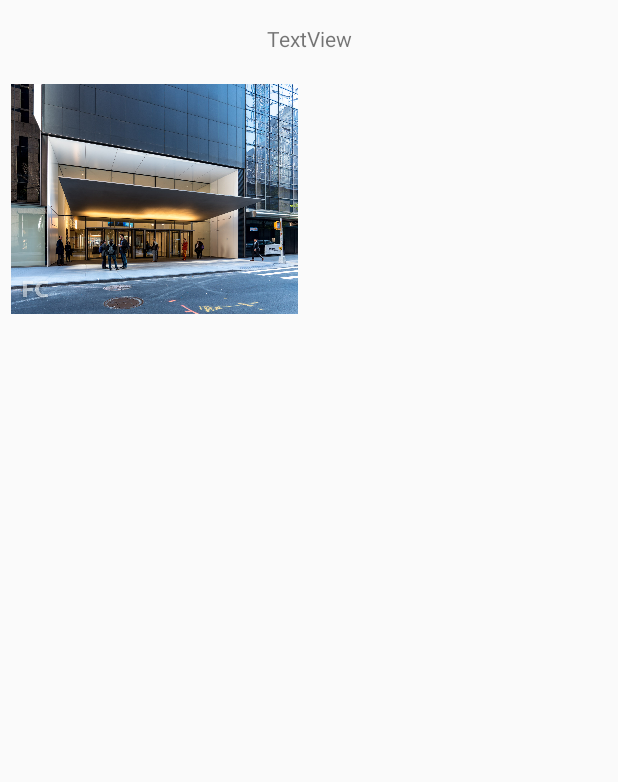
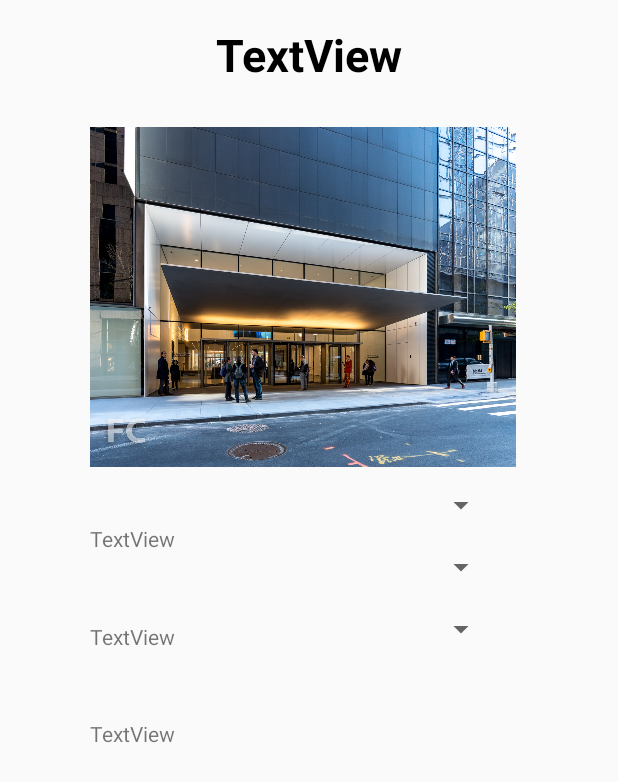
Before and after one commit to iJaddu/CS213_Project5, an Android app: the layout activity_ticket.xml on its own in the app's theme, with its tools: preview values and no code run, on a phone screen of 412 x 824 dp. Shown: the top 782 px of the screen. Run offline under Robolectric (Android 15) with nearby library versions, the light colour scheme and no system bars.

Commit message:
Added implementation for second screen based on museum choice in first screen

```diff
--- a/app/build.gradle
+++ b/app/build.gradle
@@ -26,6 +26,7 @@ dependencies {
     implementation fileTree(dir: "libs", include: ["*.jar"])
     implementation 'androidx.appcompat:appcompat:1.1.0'
     implementation 'androidx.constraintlayout:constraintlayout:1.1.3'
+    implementation 'com.google.android.material:material:1.2.1'
     testImplementation 'junit:junit:4.12'
     androidTestImplementation 'androidx.test.ext:junit:1.1.1'
     androidTestImplementation 'androidx.test.espresso:espresso-core:3.2.0'
--- a/app/src/main/res/layout/activity_ticket.xml
+++ b/app/src/main/res/layout/activity_ticket.xml
@@ -8,17 +8,66 @@
         tools:context=".TicketActivity">
 
     <ImageView
-            android:layout_width="198dp"
-            android:layout_height="153dp" tools:srcCompat="@drawable/moma" android:id="@+id/museumImage"
+            android:layout_width="284dp"
+            android:layout_height="236dp" tools:srcCompat="@drawable/moma" android:id="@+id/museumImage"
             app:layout_constraintStart_toStartOf="parent"
-            android:layout_marginLeft="4dp" android:layout_marginStart="4dp" app:layout_constraintTop_toTopOf="parent"
-            android:layout_marginTop="56dp" android:layout_marginBottom="17dp"
-            app:layout_constraintBottom_toTopOf="@+id/NHImage"/>
+            android:layout_marginLeft="60dp" android:layout_marginStart="60dp"
+            app:layout_constraintTop_toTopOf="parent"
+            android:layout_marginTop="80dp"
+    />
     <TextView
-            android:text="TextView"
+            android:text="@string/textview"
             android:layout_width="wrap_content"
             android:layout_height="wrap_content" app:layout_constraintTop_toTopOf="parent"
             android:layout_marginTop="16dp" android:id="@+id/MuseumName" app:layout_constraintStart_toStartOf="parent"
             android:layout_marginLeft="155dp" android:layout_marginStart="155dp" android:layout_marginEnd="155dp"
-            android:layout_marginRight="155dp" app:layout_constraintEnd_toEndOf="parent"/>
+            android:layout_marginRight="155dp" app:layout_constraintEnd_toEndOf="parent" android:textSize="30sp"
+            android:textColor="@android:color/black" android:textStyle="bold"/>
+    <TextView
+            android:text="@string/textview"
+            android:layout_width="76dp"
+            android:layout_height="21dp"
+            android:id="@+id/adultPrice"
+            app:layout_constraintStart_toStartOf="parent" android:layout_marginLeft="60dp"
+            android:layout_marginStart="60dp" android:layout_marginTop="10dp"
+            app:layout_constraintTop_toBottomOf="@+id/museumImage" android:layout_marginBottom="20dp"
+            app:layout_constraintBottom_toTopOf="@+id/seniorPrice"/>
+    <TextView
+            android:text="@string/textview"
+            android:layout_width="76dp"
+            android:layout_height="21dp"
+            android:id="@+id/seniorPrice"
+            app:layout_constraintStart_toStartOf="parent"
+            android:layout_marginLeft="60dp" android:layout_marginStart="60dp" android:layout_marginBottom="20dp"
+            app:layout_constraintBottom_toTopOf="@+id/studentPrice"
+            app:layout_constraintTop_toBottomOf="@+id/adultPrice"/>
+    <TextView
+            android:text="@string/textview"
+            android:layout_width="76dp"
+            android:layout_height="21dp"
+            app:layout_constraintBottom_toBottomOf="parent" android:id="@+id/studentPrice"
+            app:layout_constraintStart_toStartOf="parent"
+            android:layout_marginLeft="60dp" android:layout_marginStart="60dp"
+            app:layout_constraintTop_toBottomOf="@+id/seniorPrice" android:layout_marginBottom="300dp"/>
+    <Spinner
+            android:layout_width="171dp"
+            android:layout_height="21dp"
+            android:id="@+id/spinner"
+            android:layout_marginLeft="24dp" android:layout_marginStart="24dp"
+            app:layout_constraintStart_toEndOf="@+id/adultPrice" android:layout_marginTop="10dp"
+            app:layout_constraintTop_toBottomOf="@+id/museumImage"/>
+    <Spinner
+            android:layout_width="171dp"
+            android:layout_height="21dp"
+            android:id="@+id/spinner2"
+            android:layout_marginLeft="24dp"
+            android:layout_marginStart="24dp" app:layout_constraintStart_toEndOf="@+id/seniorPrice"
+            app:layout_constraintTop_toBottomOf="@+id/spinner" android:layout_marginTop="20dp"/>
+    <Spinner
+            android:layout_width="171dp"
+            android:layout_height="21dp"
+            android:id="@+id/spinner3"
+            android:layout_marginTop="20dp" app:layout_constraintTop_toBottomOf="@+id/spinner2"
+            android:layout_marginLeft="24dp" android:layout_marginStart="24dp"
+            app:layout_constraintStart_toEndOf="@+id/studentPrice"/>
 </androidx.constraintlayout.widget.ConstraintLayout>
--- a/app/src/main/res/values/strings.xml
+++ b/app/src/main/res/values/strings.xml
@@ -4,4 +4,9 @@
     <string name="museum_of_natural_history">Museum of Natural History</string>
     <string name="the_met">The Met</string>
     <string name="brooklyn_museum">Brooklyn Museum</string>
+    <string name="nyc_museums">NYC Museums</string>
+    <string name="textview">TextView</string>
+    <string name="textview">TextView</string>
+    <string name="textview">TextView</string>
+    <string name="textview">TextView</string>
 </resources>
```
Also changed, not shown: app/src/main/java/com/example/cs213_project5/MainActivity.java (+7 -5 lines), app/src/main/java/com/example/cs213_project5/TicketActivity.java (+15 -5 lines), app/src/main/res/layout/activity_main.xml (+12 -8 lines).
